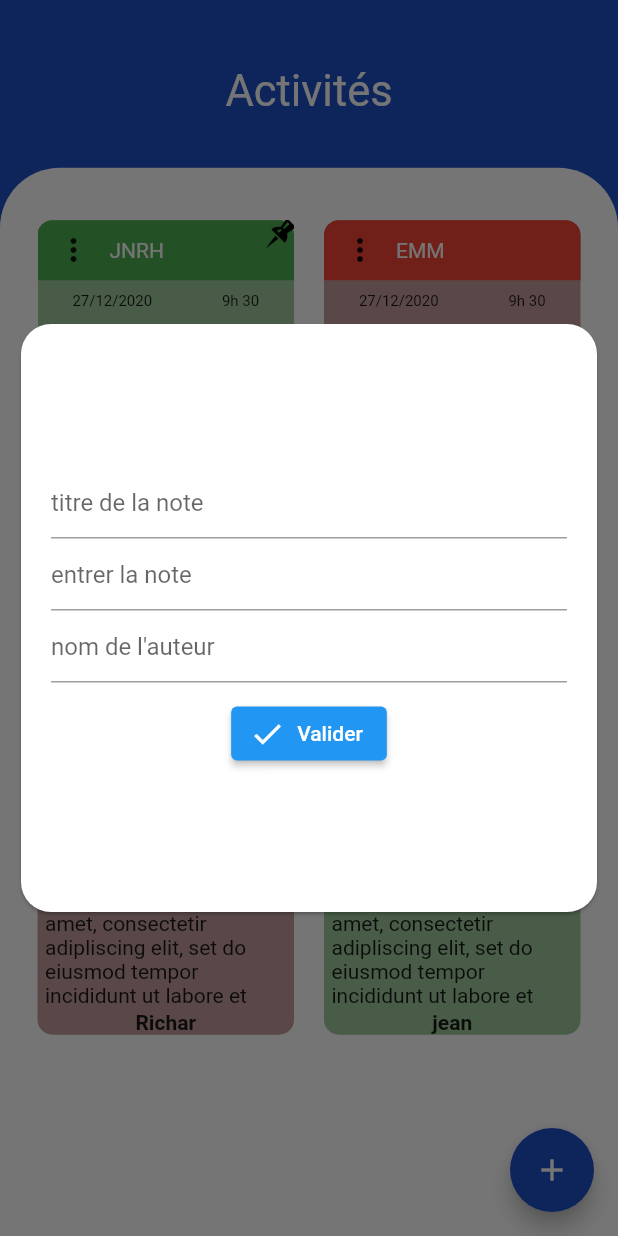
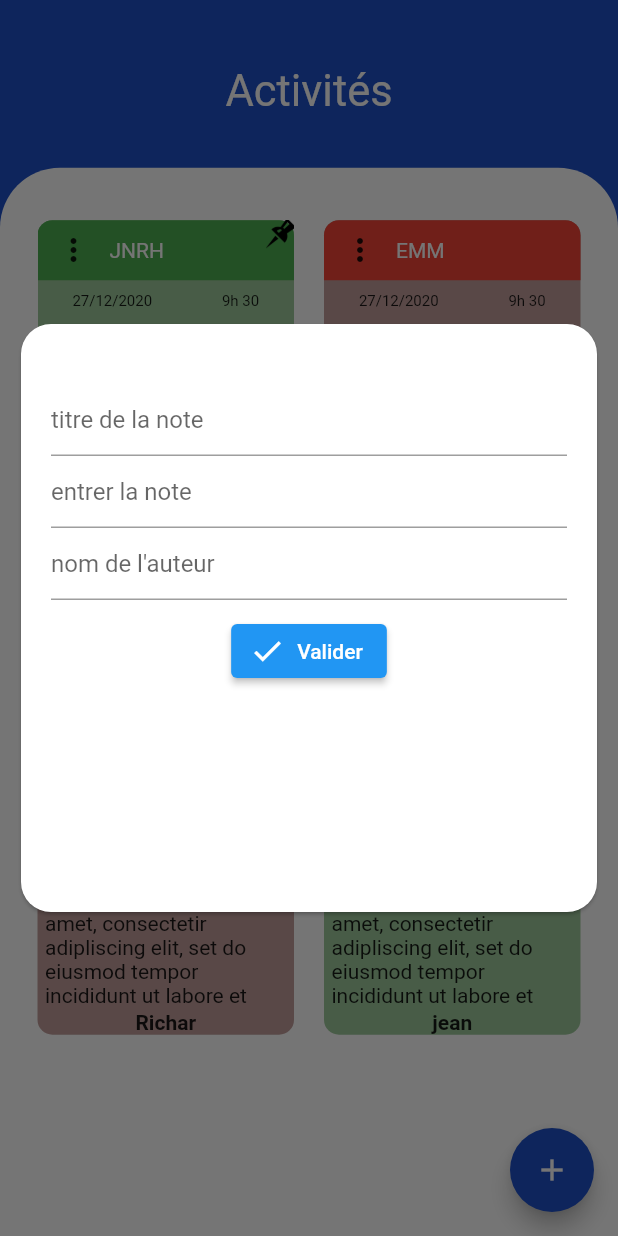
Before and after one commit to kitoko2/application-de-note, a Flutter app: the screen it shows after launch, after a tap on the "add" icon, on a phone screen of 412 x 824 dp. Run offline on Flutter 3.47's test engine with Material 2 defaults, Android fonts, the phone set to English and light mode, and no system bars; our stand-ins replace sqflite; accounts and stored records are empty.

Commit message:
new sauvegarde

```diff
--- a/flutter_app12/lib/main.dart
+++ b/flutter_app12/lib/main.dart
@@ -234,15 +234,16 @@ class _MyHommeState extends State<MyHomme> {
                 borderRadius: BorderRadius.circular(20),
               ),
               child: Padding(
-                padding: const EdgeInsets.symmetric(horizontal: 20),
+                padding: const EdgeInsets.symmetric(
+                  horizontal: 20,
+                  vertical: 40,
+                ),
                 child: Center(
                   child: Column(
-                    mainAxisAlignment: MainAxisAlignment.center,
                     children: [
                       TextFormField(
                         decoration: InputDecoration(
                           hintText: "titre de la note",
-                          // border: OutlineInputBorder(),
                         ),
                         onChanged: (e) {
                           setState(() {
@@ -253,7 +254,6 @@ class _MyHommeState extends State<MyHomme> {
                       TextFormField(
                         decoration: InputDecoration(
                           hintText: "entrer la note",
-                          // border: OutlineInputBorder(),
                         ),
                         onChanged: (n) {
                           setState(() {
@@ -264,7 +264,6 @@ class _MyHommeState extends State<MyHomme> {
                       TextFormField(
                         decoration: InputDecoration(
                           hintText: "nom de l'auteur",
-                          // border: OutlineInputBorder(),
                         ),
                         onChanged: (n) {
                           setState(() {
@@ -295,9 +294,6 @@ class _MyHommeState extends State<MyHomme> {
                                   0,
                                 ),
                               );
-                              // mesNotes.add(
-                              //  minicount(...)
-                              // );
                             }
                           });
                         },
```
